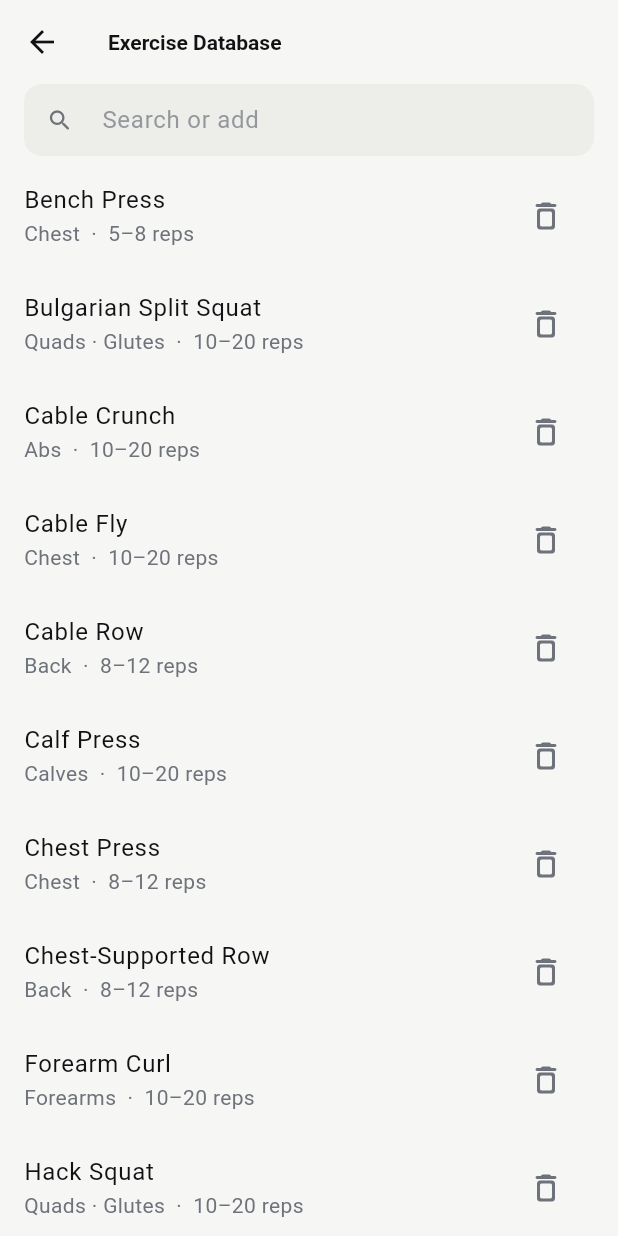
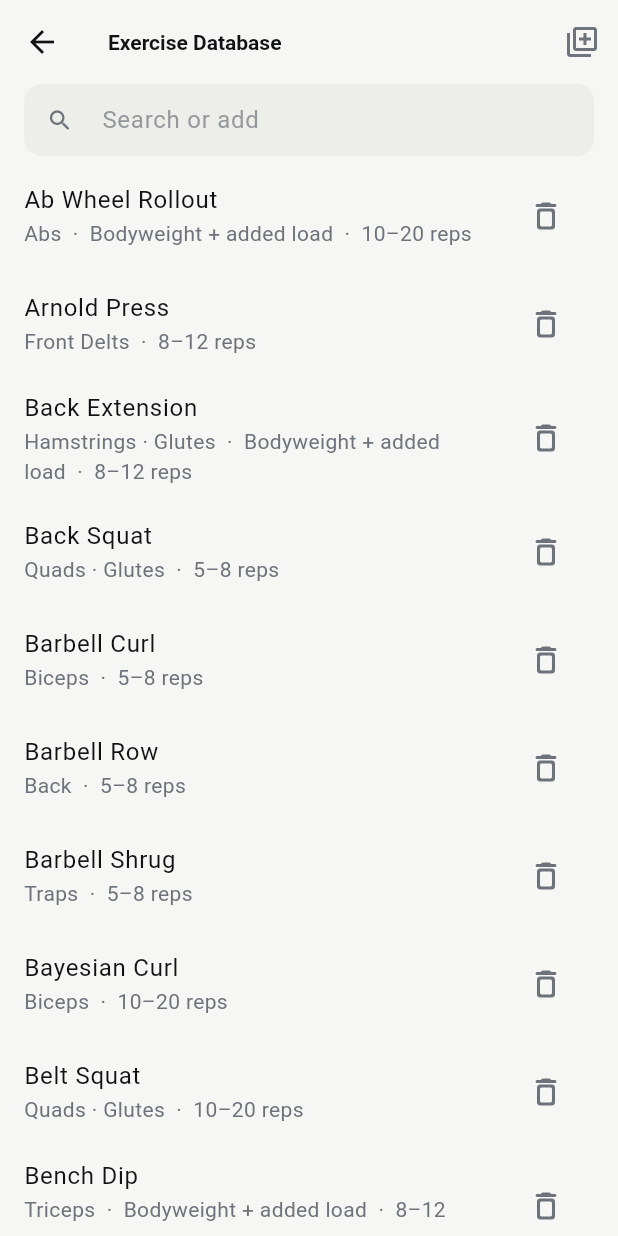
Before and after one commit to gokberkgunes/gymer, a Flutter app: the ExercisesScreen screen opened directly, on a phone screen of 412 x 824 dp. Run offline on Flutter 3.47's test engine with Material 3 defaults, Android fonts, the phone set to English and light mode, and no system bars; our stand-ins replace file_picker, flutter_local_notifications, timezone.

Commit message:
Add about 85 standard exercises and search by other names
Fresh installs start with a much larger exercise list, existing users can add
the missing ones from the exercise database, and search finds exercises by
names like RDL or Pec Deck.

```diff
--- /dev/null
+++ b/lib/data/exercises_more.dart
@@ -0,0 +1,347 @@
+// Standard exercises beyond the original seed list, and other names people search by.
+import '../logic/methods.dart';
+import '../models.dart';
+
+const _bar = 'Barbell', _db = 'Dumbbell', _plate = 'Plate loaded', _stack = 'Weight-stack machine';
+
+Exercise _x(
+  String name,
+  List<String> primary,
+  List<String> secondary,
+  String equipment,
+  String description, [
+  String loadMode = 'external',
+]) {
+  final (low, high) = defaultRepRange(equipment: equipment, primary: primary, secondary: secondary);
+  return Exercise(
+    name: name,
+    primary: primary,
+    secondary: secondary,
+    equipment: equipment,
+    description: description,
+    loadMode: loadMode,
+    repMin: low,
+    repMax: high,
+  );
+}
+
+/// Added to the seed list on a fresh install, and offered to existing users from the exercise database.
+/// Muscle names are the ones the weekly-sets landmarks use.
+final List<Exercise> moreExercises = [
+  // Chest
+  _x(
+    'Dumbbell Bench Press',
+    ['Chest'],
+    ['Front Delts', 'Triceps'],
+    _db,
+    'A flat press with dumbbells, allowing a deeper stretch than the bar.',
+  ),
+  _x(
+    'Decline Bench Press',
+    ['Chest'],
+    ['Triceps', 'Front Delts'],
+    _bar,
+    'A barbell press on a decline bench, biased to the lower chest.',
+  ),
+  _x('Smith Machine Bench Press', ['Chest'], ['Front Delts', 'Triceps'], _plate, 'A flat press on a guided bar path.'),
+  _x(
+    'Incline Machine Press',
+    ['Chest'],
+    ['Front Delts', 'Triceps'],
+    _plate,
+    'A machine press on an incline, biased to the upper chest.',
+  ),
+  _x(
+    'Machine Fly',
+    ['Chest'],
+    [],
+    _stack,
+    'A seated fly on a pec deck. Keep the elbow angle fixed and squeeze across the chest.',
+  ),
+  _x('Dumbbell Fly', ['Chest'], [], _db, 'A flat fly with dumbbells. Lower under control into a comfortable stretch.'),
+  _x('Incline Dumbbell Fly', ['Chest'], [], _db, 'A fly on an incline bench for the upper chest.'),
+  _x(
+    'Low-to-High Cable Fly',
+    ['Chest'],
+    ['Front Delts'],
+    _stack,
+    'A cable fly from low pulleys, finishing at upper-chest height.',
+  ),
+  _x(
+    'Push-Up',
+    ['Chest'],
+    ['Triceps', 'Front Delts'],
+    '',
+    'A bodyweight press from the floor. Add load with a plate or vest.',
+    'bodyweight',
+  ),
+  _x(
+    'Dip',
+    ['Chest', 'Triceps'],
+    ['Front Delts'],
+    '',
+    'A bodyweight press between parallel bars. Lean forward for chest, stay upright for triceps.',
+    'bodyweight',
+  ),
+  // Back
+  _x(
+    'Barbell Row',
+    ['Back'],
+    ['Biceps', 'Rear Delts', 'Traps'],
+    _bar,
+    'A bent-over row with a barbell. Hold the torso angle and pull to the lower ribs.',
+  ),
+  _x('Dumbbell Row', ['Back'], ['Biceps', 'Rear Delts'], _db, 'A single-arm row with one hand supported on a bench.'),
+  _x('T-Bar Row', ['Back'], ['Biceps', 'Rear Delts', 'Traps'], _plate, 'A row on a pivoting bar or T-bar machine.'),
+  _x(
+    'Single-Arm Cable Row',
+    ['Back'],
+    ['Biceps', 'Rear Delts'],
+    _stack,
+    'A seated or half-kneeling cable row, one arm at a time.',
+  ),
+  _x('Neutral-Grip Pulldown', ['Back'], ['Biceps'], _stack, 'A pulldown with palms facing each other.'),
+  _x('Straight-Arm Pulldown', ['Back'], [], _stack, 'A cable pulldown with straight arms, isolating the lats.'),
+  _x('Pullover Machine', ['Back'], [], _stack, 'A machine pullover for the lats without elbow flexion.'),
+  _x(
+    'Chin-Up',
+    ['Back', 'Biceps'],
+    ['Rear Delts'],
+    '',
+    'A pull-up with palms facing you. Add load with a belt.',
+    'bodyweight',
+  ),
+  _x(
+    'Inverted Row',
+    ['Back'],
+    ['Biceps', 'Rear Delts'],
+    '',
+    'A bodyweight row under a fixed bar with the heels on the floor.',
+    'bodyweight',
+  ),
+  _x(
+    'Deadlift',
+    ['Back', 'Hamstrings', 'Glutes'],
+    ['Quads', 'Traps', 'Forearms'],
+    _bar,
+    'A conventional barbell deadlift from the floor.',
+  ),
+  _x(
+    'Sumo Deadlift',
+    ['Glutes', 'Quads'],
+    ['Hamstrings', 'Back', 'Traps'],
+    _bar,
+    'A wide-stance deadlift with the hands inside the knees.',
+  ),
+  _x(
+    'Rack Pull',
+    ['Back', 'Traps'],
+    ['Glutes', 'Hamstrings', 'Forearms'],
+    _bar,
+    'A partial deadlift from pins around knee height.',
+  ),
+  _x(
+    'Back Extension',
+    ['Hamstrings', 'Glutes'],
+    ['Back'],
+    '',
+    'A hip extension on a 45° or flat bench. Hold a plate to add load.',
+    'bodyweight',
+  ),
+  // Shoulders
+  _x(
+    'Overhead Press',
+    ['Front Delts'],
+    ['Triceps', 'Side Delts'],
+    _bar,
+    'A standing barbell press from the shoulders to lockout.',
+  ),
+  _x(
+    'Dumbbell Shoulder Press',
+    ['Front Delts'],
+    ['Triceps', 'Side Delts'],
+    _db,
+    'A seated or standing press with dumbbells.',
+  ),
+  _x('Machine Shoulder Press', ['Front Delts'], ['Triceps', 'Side Delts'], _stack, 'A seated press on a machine.'),
+  _x(
+    'Arnold Press',
+    ['Front Delts'],
+    ['Side Delts', 'Triceps'],
+    _db,
+    'A dumbbell press that rotates from palms-in to palms-out.',
+  ),
+  _x('Front Raise', ['Front Delts'], [], _db, 'A raise in front of the body to shoulder height.'),
+  _x(
+    'Cable Lateral Raise',
+    ['Side Delts'],
+    [],
+    _stack,
+    'A single-arm lateral raise from a low pulley, with tension from the bottom.',
+  ),
+  _x('Machine Lateral Raise', ['Side Delts'], [], _stack, 'A lateral raise on a machine with pads on the upper arms.'),
+  _x(
+    'Upright Row',
+    ['Side Delts', 'Traps'],
+    ['Biceps'],
+    _bar,
+    'A row up the front of the body with a wide grip, elbows leading.',
+  ),
+  _x('Reverse Pec Deck', ['Rear Delts'], ['Traps'], _stack, 'A reverse fly on a pec-deck machine.'),
+  _x('Cable Rear Delt Fly', ['Rear Delts'], [], _stack, 'A crossed-cable reverse fly at shoulder height.'),
+  _x('Face Pull', ['Rear Delts'], ['Traps'], _stack, 'A rope pull to the face with the elbows high.'),
+  // Biceps
+  _x('Barbell Curl', ['Biceps'], ['Forearms'], _bar, 'A standing curl with a straight bar.'),
+  _x('EZ-Bar Curl', ['Biceps'], ['Forearms'], _bar, 'A standing curl with an angled bar, easier on the wrists.'),
+  _x('Dumbbell Curl', ['Biceps'], ['Forearms'], _db, 'A standing or seated curl, turning the palms up.'),
+  _x('Incline Dumbbell Curl', ['Biceps'], [], _db, 'A curl lying back on an incline bench, with the biceps stretched.'),
+  _x('Cable Curl', ['Biceps'], ['Forearms'], _stack, 'A curl from a low pulley with constant tension.'),
+  _x(
+    'Bayesian Curl',
+    ['Biceps'],
+    [],
+    _stack,
+    'A single-arm cable curl facing away from the pulley, arm behind the body.',
+  ),
+  _x('Concentration Curl', ['Biceps'], [], _db, 'A seated single-arm curl with the elbow braced on the thigh.'),
+  _x('Spider Curl', ['Biceps'], [], _db, 'A curl lying chest-down on an incline bench, arms hanging.'),
+  _x('Machine Curl', ['Biceps'], [], _stack, 'A curl on a machine with the upper arms supported.'),
+  _x('Reverse Curl', ['Forearms'], ['Biceps'], _bar, 'A curl with the palms facing down.'),
+  // Triceps
+  _x(
+    'Skullcrusher',
+    ['Triceps'],
+    [],
+    _bar,
+    'A lying extension lowering the bar towards the forehead or behind the head.',
+  ),
+  _x(
+    'Close-Grip Bench Press',
+    ['Triceps'],
+    ['Chest', 'Front Delts'],
+    _bar,
+    'A bench press with the hands about shoulder width.',
+  ),
+  _x('JM Press', ['Triceps'], ['Chest'], _bar, 'A cross between a close-grip press and a skullcrusher.'),
+  _x('Rope Pushdown', ['Triceps'], [], _stack, 'A pushdown with a rope, spreading the hands at the bottom.'),
+  _x(
+    'Cable Overhead Triceps Extension',
+    ['Triceps'],
+    [],
+    _stack,
+    'An overhead extension facing away from the pulley, stretching the long head.',
+  ),
+  _x(
+    'Dumbbell Overhead Triceps Extension',
+    ['Triceps'],
+    [],
+    _db,
+    'An overhead extension with one dumbbell in both hands, or one arm at a time.',
+  ),
+  _x('Triceps Kickback', ['Triceps'], [], _db, 'An elbow extension with the upper arm held level with the torso.'),
+  _x('Triceps Dip Machine', ['Triceps'], ['Chest', 'Front Delts'], _stack, 'A seated dip on a machine.'),
+  _x(
+    'Bench Dip',
+    ['Triceps'],
+    ['Front Delts', 'Chest'],
+    '',
+    'A dip with the hands on a bench behind you.',
+    'bodyweight',
+  ),
+  // Quads
+  _x(
+    'Back Squat',
+    ['Quads', 'Glutes'],
+    ['Hamstrings', 'Back'],
+    _bar,
+    'A barbell squat with the bar on the upper back.',
+  ),
+  _x('Front Squat', ['Quads'], ['Glutes', 'Back'], _bar, 'A barbell squat with the bar on the front of the shoulders.'),
+  _x('Smith Machine Squat', ['Quads', 'Glutes'], ['Hamstrings'], _plate, 'A squat on a guided bar path.'),
+  _x('Goblet Squat', ['Quads'], ['Glutes'], _db, 'A squat holding one dumbbell at the chest.'),
+  _x('Pendulum Squat', ['Quads'], ['Glutes'], _plate, 'A machine squat on a swinging arm, with deep knee flexion.'),
+  _x('Belt Squat', ['Quads', 'Glutes'], [], _plate, 'A squat loaded from a belt at the hips, sparing the back.'),
+  _x('Single-Leg Leg Press', ['Quads'], ['Glutes', 'Hamstrings'], _plate, 'A leg press one leg at a time.'),
+  _x('Walking Lunge', ['Quads', 'Glutes'], ['Hamstrings'], _db, 'Lunges stepping forward continuously.'),
+  _x('Reverse Lunge', ['Quads', 'Glutes'], ['Hamstrings'], _db, 'A lunge stepping backwards, easier on the knees.'),
+  _x('Split Squat', ['Quads', 'Glutes'], ['Hamstrings'], _db, 'A stationary lunge with both feet on the floor.'),
+  _x('Step-Up', ['Quads', 'Glutes'], ['Hamstrings'], _db, 'A step onto a box, driving through the front leg.'),
+  _x('Sissy Squat', ['Quads'], [], '', 'A squat leaning back with the knees travelling forward.', 'bodyweight'),
+  // Hamstrings and glutes
+  _x('Lying Leg Curl', ['Hamstrings'], [], _stack, 'A leg curl lying face down.'),
+  _x('Good Morning', ['Hamstrings', 'Glutes'], ['Back'], _bar, 'A hip hinge with the bar on the upper back.'),
+  _x('Single-Leg Romanian Deadlift', ['Hamstrings', 'Glutes'], ['Back'], _db, 'A hip hinge on one leg.'),
+  _x('Nordic Curl', ['Hamstrings'], [], '', 'A kneeling lowering of the body with the ankles fixed.', 'bodyweight'),
+  _x('Glute Bridge', ['Glutes'], ['Hamstrings'], _bar, 'A hip thrust with the shoulders on the floor.'),
+  _x(
+    'Cable Pull-Through',
+    ['Glutes'],
+    ['Hamstrings'],
+    _stack,
+    'A hip hinge pulling a rope through the legs from a low pulley.',
+  ),
+  _x('Glute Kickback', ['Glutes'], [], _stack, 'A hip extension on a cable or machine, one leg at a time.'),
+  _x('Hip Abduction Machine', ['Glutes'], [], _stack, 'A seated abduction against pads on the outer thighs.'),
+  // Calves
+  _x('Seated Calf Raise', ['Calves'], [], _plate, 'A calf raise with the knees bent.'),
+  _x('Leg Press Calf Raise', ['Calves'], [], _plate, 'A calf raise on the leg-press platform with the knees straight.'),
+  _x(
+    'Single-Leg Calf Raise',
+    ['Calves'],
+    [],
+    '',
+    'A calf raise on one leg from a step. Hold a dumbbell to add load.',
+    'bodyweight',
+  ),
+  // Abs
+  _x('Hanging Leg Raise', ['Abs'], [], '', 'A leg or knee raise hanging from a bar.', 'bodyweight'),
+  _x('Ab Wheel Rollout', ['Abs'], [], '', 'A rollout from the knees or feet with a wheel.', 'bodyweight'),
+  _x('Decline Sit-Up', ['Abs'], [], '', 'A sit-up on a decline bench. Hold a plate to add load.', 'bodyweight'),
+  _x('Machine Crunch', ['Abs'], [], _stack, 'A seated crunch on a machine.'),
+  _x('Cable Woodchop', ['Abs'], [], _stack, 'A rotation pulling a cable across the body.'),
+  // Traps and forearms
+  _x('Barbell Shrug', ['Traps'], ['Forearms'], _bar, 'A shrug with a barbell held in front of the thighs.'),
+  _x('Dumbbell Shrug', ['Traps'], ['Forearms'], _db, 'A shrug with dumbbells at the sides.'),
+  _x('Wrist Curl', ['Forearms'], [], _db, 'A wrist flexion with the forearm supported, palm up.'),
+  _x('Reverse Wrist Curl', ['Forearms'], [], _db, 'A wrist extension with the forearm supported, palm down.'),
+];
+
+/// Other names an exercise is searched by, keyed by its lower-case name. Covers the original seed exercises too,
+/// so search finds "RDL" without changing anyone's saved data.
+const exerciseAliases = <String, List<String>>{
+  'romanian deadlift': ['RDL'],
+  'stiff-legged deadlift': ['SLDL', 'Straight-Leg Deadlift'],
+  'single-leg romanian deadlift': ['Single-Leg RDL'],
+  'bulgarian split squat': ['BSS', 'Rear-Foot-Elevated Split Squat'],
+  'overhead press': ['OHP', 'Military Press', 'Shoulder Press'],
+  'seated shoulder press': ['Shoulder Press'],
+  'skullcrusher': ['Lying Triceps Extension', 'Skull Crusher', 'Nosebreaker'],
+  'machine fly': ['Pec Deck', 'Pec Fly', 'Butterfly'],
+  'reverse pec deck': ['Rear Delt Machine', 'Reverse Fly Machine'],
+  'rear delt fly': ['Reverse Fly'],
+  'lat pulldown': ['Pulldown', 'Lat Pull'],
+  'pull-up': ['Pull Up', 'Pullup'],
+  'chin-up': ['Chin Up', 'Chinup'],
+  'push-up': ['Push Up', 'Pushup', 'Press-Up'],
+  'dip': ['Parallel Bar Dip', 'Chest Dip'],
+  'bench press': ['Flat Bench', 'Barbell Bench Press'],
+  'back squat': ['Squat', 'Barbell Squat'],
+  'hip thrust': ['Barbell Hip Thrust'],
+  'back extension': ['Hyperextension', '45 Degree Back Extension'],
+  'triceps pushdown': ['Pressdown', 'Cable Pushdown'],
+  'rope pushdown': ['Rope Pressdown'],
+  'face pull': ['Rope Face Pull'],
+  'barbell row': ['Bent-Over Row', 'BOR'],
+  'chest-supported row': ['Seal Row', 'Incline Row'],
+  'leg curl': ['Hamstring Curl'],
+  'lying leg curl': ['Prone Leg Curl', 'Hamstring Curl'],
+  'seated leg curl': ['Hamstring Curl'],
+  'leg extension': ['Quad Extension'],
+  'ez-bar curl': ['EZ Curl'],
+  'preacher curl': ['Scott Curl'],
+  'nordic curl': ['Nordic Hamstring Curl', 'Nordics'],
+  'ab wheel rollout': ['Ab Roller'],
+  'hip abduction machine': ['Abductor Machine'],
+  'standing calf raise': ['Calf Raise'],
+  'lateral raise': ['Side Raise', 'Dumbbell Lateral Raise'],
+};
--- a/lib/screens/exercises.dart
+++ b/lib/screens/exercises.dart
@@ -32,11 +32,34 @@ class _ExercisesScreenState extends State<ExercisesScreen> {
     final store = StoreScope.of(context);
     final cs = Theme.of(context).colorScheme;
     final raw = _query.text;
-    final names = filterNames([for (final e in store.exercises) e.name], raw);
+    final names = filterNamesWithAliases([for (final e in store.exercises) e.name], raw, store.aliasesOf);
     final addable = (raw.startsWith(' ') ? raw.substring(1) : raw).trim();
     final canAdd = addable.isNotEmpty && store.exercise(addable) == null;
     return Scaffold(
-      appBar: AppBar(title: const Text('Exercise Database')),
+      appBar: AppBar(
+        title: const Text('Exercise Database'),
+        actions: [
+          IconButton(
+            tooltip: 'Add standard exercises',
+            icon: const Icon(Icons.library_add_outlined),
+            onPressed: () async {
+              final ok = await confirm(
+                context,
+                'Add standard exercises',
+                'Adds the common exercises that are not in your database yet, with their muscles and equipment. '
+                    'Exercises you already have, including ones you edited, are not changed.',
+                action: 'Add',
+              );
+              if (!ok || !context.mounted) return;
+              final added = store.addStandardExercises();
+              notify(
+                context,
+                added == 0 ? 'All standard exercises are already here.' : 'Added ${plural(added, 'exercise')}.',
+              );
+            },
+          ),
+        ],
+      ),
       body: Column(
         children: [
           Padding(
--- a/lib/store.dart
+++ b/lib/store.dart
@@ -6,6 +6,7 @@ import 'dart:math' as math;
 
 import 'package:flutter/foundation.dart';
 
+import 'data/exercises_more.dart';
 import 'data/seed.dart';
 import 'logic/achievements.dart';
 import 'logic/circuits.dart';
@@ -95,7 +96,8 @@ class AppStore extends ChangeNotifier {
           final (low, high) = defaultRepRange(equipment: e.equipment, primary: e.primary, secondary: e.secondary);
           return e.copyWith(repMin: low, repMax: high);
         }(),
-    ];
+      ...moreExercises,
+    ]..sort((a, b) => a.name.toLowerCase().compareTo(b.name.toLowerCase()));
     templates = seedTemplates();
     notifyListeners();
     await _persist();
--- a/lib/store/catalog.dart
+++ b/lib/store/catalog.dart
@@ -112,6 +112,22 @@ extension AppStoreCatalog on AppStore {
     changed();
     return e;
   }
+
+  /// Adds the standard exercises that are not in the database yet (matched by name) and returns how many.
+  /// Existing exercises, including edited ones, are left exactly as they are.
+  int addStandardExercises() {
+    final missing = [
+      for (final e in moreExercises)
+        if (exercise(e.name) == null) e,
+    ];
+    if (missing.isEmpty) return 0;
+    exercises = [...exercises, ...missing]..sort((a, b) => a.name.toLowerCase().compareTo(b.name.toLowerCase()));
+    changed();
+    return missing.length;
+  }
+
+  /// Other names [name] is known by, for search ("RDL", "skullcrusher").
+  List<String> aliasesOf(String name) => exerciseAliases[name.trim().toLowerCase()] ?? const [];
 
   void toggleExerciseFavourite(String name) {
     final current = exercise(name);
--- a/lib/widgets/common.dart
+++ b/lib/widgets/common.dart
@@ -356,6 +356,23 @@ double? _fuzzyScore(String query, String text) {
 
 /// Shared picker search: fuzzy by default; a leading space switches that
 /// search to contiguous, literal matching.
+/// [filterNames] that also finds a name through its other names: direct matches first, then names whose
+/// alias matches, each once.
+List<String> filterNamesWithAliases(Iterable<String> values, String rawQuery, List<String> Function(String) aliases) {
+  final direct = filterNames(values, rawQuery);
+  if (rawQuery.trim().isEmpty) return direct;
+  final owner = <String, String>{
+    for (final name in values)
+      for (final alias in aliases(name)) alias: name,
+  };
+  final seen = {for (final name in direct) name.toLowerCase()};
+  return [
+    ...direct,
+    for (final alias in filterNames(owner.keys, rawQuery))
+      if (seen.add(owner[alias]!.toLowerCase())) owner[alias]!,
+  ];
+}
+
 List<String> filterNames(Iterable<String> values, String rawQuery) {
   final exact = rawQuery.startsWith(' ');
   final query = (exact ? rawQuery.substring(1) : rawQuery).trim();
--- a/lib/widgets/exercise_picker.dart
+++ b/lib/widgets/exercise_picker.dart
@@ -34,6 +34,7 @@ Future<String?> pickExercise(
     title: 'Exercise',
     present: (name) => present.contains(name.trim().toLowerCase()),
     values: () => [for (final e in store.exercises) e.name],
+    aliases: store.aliasesOf,
     filters: [...muscles, ...equipment],
     initialFilter: muscles.contains(muscle) ? muscle : null,
     matchesFilter: (name, filter) {
@@ -67,6 +68,7 @@ Future<String?> pickName(
   List<String> filters = const [],
   String? initialFilter,
   bool Function(String name, String filter)? matchesFilter,
+  List<String> Function(String)? aliases,
 }) {
   return showModalBottomSheet<String>(
     context: context,
@@ -84,6 +86,7 @@ Future<String?> pickName(
       filters: filters,
       initialFilter: initialFilter,
       matchesFilter: matchesFilter,
+      aliases: aliases,
     ),
   );
 }
@@ -100,6 +103,7 @@ class _Picker extends StatefulWidget {
   final List<String> filters;
   final String? initialFilter;
   final bool Function(String name, String filter)? matchesFilter;
+  final List<String> Function(String)? aliases;
   const _Picker({
     required this.title,
     required this.values,
@@ -112,6 +116,7 @@ class _Picker extends StatefulWidget {
     this.filters = const [],
     this.initialFilter,
     this.matchesFilter,
+    this.aliases,
   });
 
   @override
@@ -135,7 +140,10 @@ class _PickerState extends State<_Picker> {
     final raw = _query.text;
     final filter = _filter;
     final matches = [
-      for (final name in filterNames(widget.values(), raw))
+      for (final name
+          in widget.aliases == null
+              ? filterNames(widget.values(), raw)
+              : filterNamesWithAliases(widget.values(), raw, widget.aliases!))
         if (filter == null || (widget.matchesFilter?.call(name, filter) ?? true)) name,
     ];
     final addable = (raw.startsWith(' ') ? raw.substring(1) : raw).trim();
```
Also changed, not shown: 1 other file.
